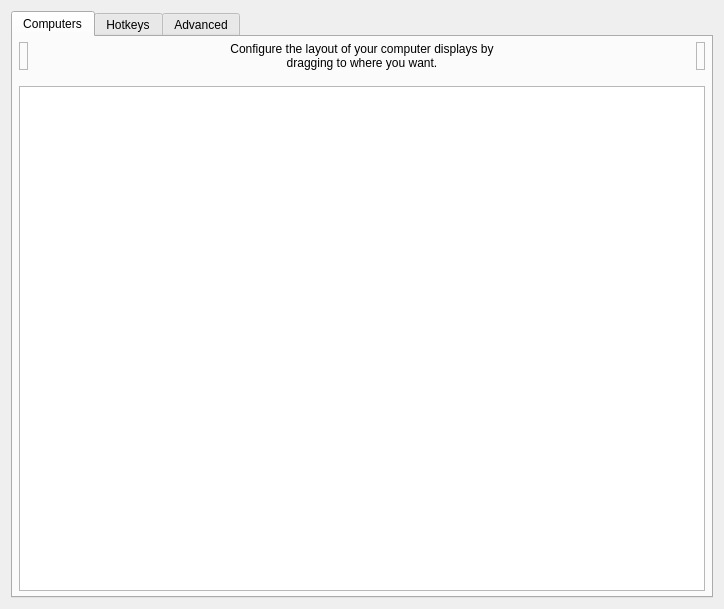
This is src/lib/gui/dialogs/ServerConfigDialog.ui in Kibra2025/FlowPlus as Qt 5 draws it before an edit. The edited form follows.
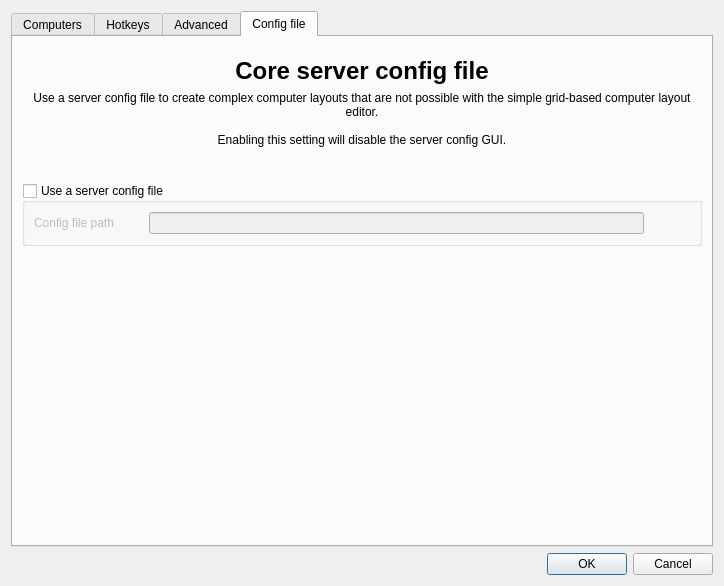
This is the edited form. The open tabs and pages were chosen to show the change. Icons and pictures are not drawn. Custom widgets are drawn as their Qt base class.

Patch:
```diff
--- a/src/lib/gui/dialogs/ServerConfigDialog.ui
+++ b/src/lib/gui/dialogs/ServerConfigDialog.ui
@@ -7,7 +7,7 @@
     <x>0</x>
     <y>0</y>
     <width>724</width>
-    <height>609</height>
+    <height>586</height>
    </rect>
   </property>
   <property name="minimumSize">
@@ -19,7 +19,7 @@
   <property name="windowTitle">
    <string>Server Configuration</string>
   </property>
-  <layout class="QVBoxLayout" name="verticalLayout_3">
+  <layout class="QVBoxLayout">
    <item>
     <widget class="QTabWidget" name="tabWidget">
      <widget class="QWidget" name="tabComputers">
@@ -45,7 +45,7 @@
           <number>6</number>
          </property>
          <item>
-          <widget class="RemoveComputerWidget" name="lblRemoveComputer">
+          <widget class="TrashScreenWidget" name="lblRemoveScreen">
            <property name="acceptDrops">
             <bool>true</bool>
            </property>
@@ -115,7 +115,7 @@
           </spacer>
          </item>
          <item>
-          <widget class="NewComputerWidget" name="lblNewComputer">
+          <widget class="NewScreenWidget" name="lblNewScreen">
            <property name="toolTip">
             <string>Drag to the grid to add a new computer.</string>
            </property>
@@ -146,7 +146,7 @@
         </spacer>
        </item>
        <item>
-        <widget class="ComputerSetupView" name="computerSetupView">
+        <widget class="ScreenSetupView" name="screenSetupView">
          <property name="sizePolicy">
           <sizepolicy hsizetype="MinimumExpanding" vsizetype="Expanding">
            <horstretch>0</horstretch>
@@ -763,19 +763,86 @@
          </layout>
         </widget>
        </item>
+      </layout>
+     </widget>
+     <widget class="QWidget" name="tabConfigFile">
+      <property name="sizePolicy">
+       <sizepolicy hsizetype="Preferred" vsizetype="Preferred">
+        <horstretch>0</horstretch>
+        <verstretch>0</verstretch>
+       </sizepolicy>
+      </property>
+      <attribute name="title">
+       <string>Config file</string>
+      </attribute>
+      <layout class="QVBoxLayout" name="verticalLayout">
+       <property name="topMargin">
+        <number>20</number>
+       </property>
        <item>
-        <widget class="QGroupBox" name="groupExternalConfig">
-         <property name="toolTip">
+        <widget class="QLabel" name="label_5">
+         <property name="font">
+          <font>
+           <pointsize>18</pointsize>
+           <bold>true</bold>
+          </font>
+         </property>
+         <property name="text">
+          <string>Core server config file</string>
+         </property>
+         <property name="textFormat">
+          <enum>Qt::TextFormat::PlainText</enum>
+         </property>
+         <property name="alignment">
+          <set>Qt::AlignmentFlag::AlignCenter</set>
+         </property>
+        </widget>
+       </item>
+       <item>
+        <widget class="QLabel" name="label_6">
+         <property name="text">
           <string>Use a server config file to create complex computer layouts that are not possible with the simple grid-based computer layout editor.
 
 Enabling this setting will disable the server config GUI.</string>
          </property>
+         <property name="textFormat">
+          <enum>Qt::TextFormat::MarkdownText</enum>
+         </property>
+         <property name="alignment">
+          <set>Qt::AlignmentFlag::AlignCenter</set>
+         </property>
+         <property name="wordWrap">
+          <bool>true</bool>
+         </property>
+        </widget>
+       </item>
+       <item>
+        <spacer name="verticalSpacer_4">
+         <property name="orientation">
+          <enum>Qt::Orientation::Vertical</enum>
+         </property>
+         <property name="sizeType">
+          <enum>QSizePolicy::Policy::Maximum</enum>
+         </property>
+         <property name="sizeHint" stdset="0">
+          <size>
+           <width>20</width>
+           <height>30</height>
+          </size>
+         </property>
+        </spacer>
+       </item>
+       <item>
+        <widget class="QGroupBox" name="groupExternalConfig">
          <property name="title">
           <string>Use a server config file</string>
          </property>
          <property name="checkable">
           <bool>true</bool>
          </property>
+         <property name="checked">
+          <bool>false</bool>
+         </property>
          <layout class="QHBoxLayout" name="horizontalLayout">
           <item>
            <widget class="QWidget" name="widgetExternalConfigControls" native="true">
@@ -877,32 +944,55 @@
          </layout>
         </widget>
        </item>
+       <item>
+        <spacer name="verticalSpacer_1">
+         <property name="orientation">
+          <enum>Qt::Orientation::Vertical</enum>
+         </property>
+         <property name="sizeHint" stdset="0">
+          <size>
+           <width>20</width>
+           <height>40</height>
+          </size>
+         </property>
+        </spacer>
+       </item>
       </layout>
      </widget>
     </widget>
    </item>
+   <item>
+    <widget class="QDialogButtonBox" name="buttonBox">
+     <property name="orientation">
+      <enum>Qt::Orientation::Horizontal</enum>
+     </property>
+     <property name="standardButtons">
+      <set>QDialogButtonBox::StandardButton::Cancel|QDialogButtonBox::StandardButton::Ok</set>
+     </property>
+    </widget>
+   </item>
   </layout>
  </widget>
  <customwidgets>
   <customwidget>
-   <class>ComputerSetupView</class>
+   <class>ScreenSetupView</class>
    <extends>QTableView</extends>
-   <header>widgets/ComputerSetupView.h</header>
+   <header>widgets/ScreenSetupView.h</header>
    <container>1</container>
   </customwidget>
   <customwidget>
-   <class>RemoveComputerWidget</class>
+   <class>TrashScreenWidget</class>
    <extends>QLabel</extends>
-   <header>widgets/RemoveComputerWidget.h</header>
+   <header>widgets/TrashScreenWidget.h</header>
   </customwidget>
   <customwidget>
-   <class>NewComputerWidget</class>
+   <class>NewScreenWidget</class>
    <extends>QLabel</extends>
-   <header>widgets/NewComputerWidget.h</header>
+   <header>widgets/NewScreenWidget.h</header>
   </customwidget>
  </customwidgets>
  <tabstops>
-  <tabstop>computerSetupView</tabstop>
+  <tabstop>screenSetupView</tabstop>
   <tabstop>listHotkeys</tabstop>
   <tabstop>btnNewHotkey</tabstop>
   <tabstop>btnEditHotkey</tabstop>
```
